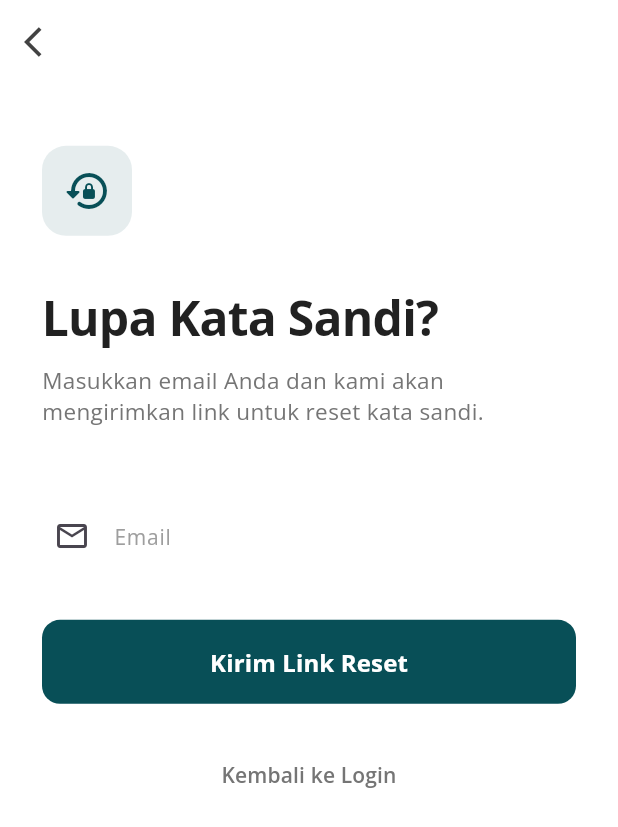
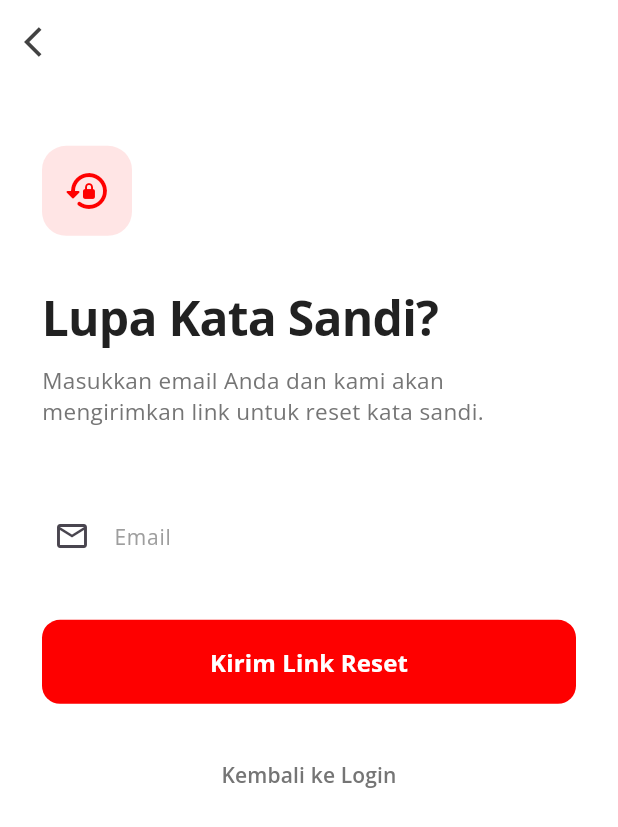
Before and after one commit to Gayu2555/HariPrasetyo-Project, a Flutter app: the ForgotPasswordScreen screen opened directly, on a phone screen of 412 x 824 dp. Shown: the top 827 px of the screen. Run offline on Flutter 3.47's test engine with Material 3 defaults, Android fonts, the phone set to English and light mode, and no system bars; our stand-ins replace cached_network_image, google_fonts, image_picker, sizer, unicons; network calls fail.

Commit message:
Pembaruan masalah warna tema dan icon

```diff
--- a/lib/custom_theme.dart
+++ b/lib/custom_theme.dart
@@ -1,13 +1,10 @@
 import 'package:flutter/material.dart';
 import 'package:google_fonts/google_fonts.dart';
-// Do not depend on Sizer in the theme definition; ThemeData may be
-// constructed before Sizer is initialized. Use fixed font sizes here.
 
 class CustomTheme {
   static final lightTheme = ThemeData(
     scaffoldBackgroundColor: Colors.white,
-    primaryColor: const Color(0xff084f57),
-
+    primaryColor: const Color(0xfffe0000),
     textTheme: GoogleFonts.openSansTextTheme().apply(
       bodyColor: Colors.black87,
       displayColor: Colors.black87,
@@ -16,7 +13,7 @@ class CustomTheme {
       bodyColor: Colors.black87,
       displayColor: Colors.black87,
     ),
-    splashColor: const Color(0xff084f57),
-    iconTheme: const IconThemeData(color: Color(0xff084f57)),
+    splashColor: const Color(0xfffe0101),
+    iconTheme: const IconThemeData(color: Color(0xffff6b6b)),
   );
 }
```
